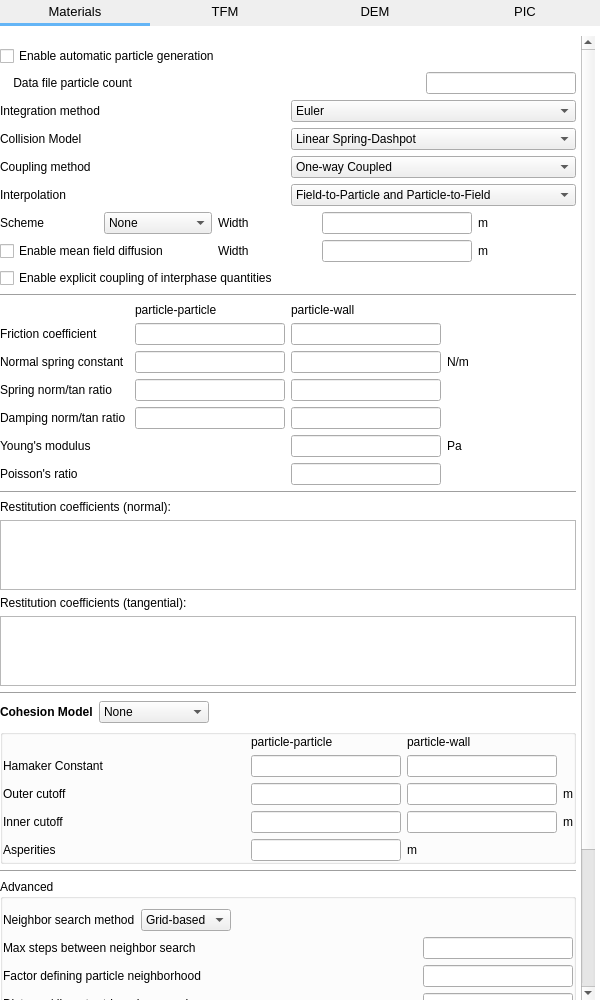
This is mfixgui/uifiles/solids.ui in truongd8593/mfix as Qt 5 draws it before an edit. The edited form follows.
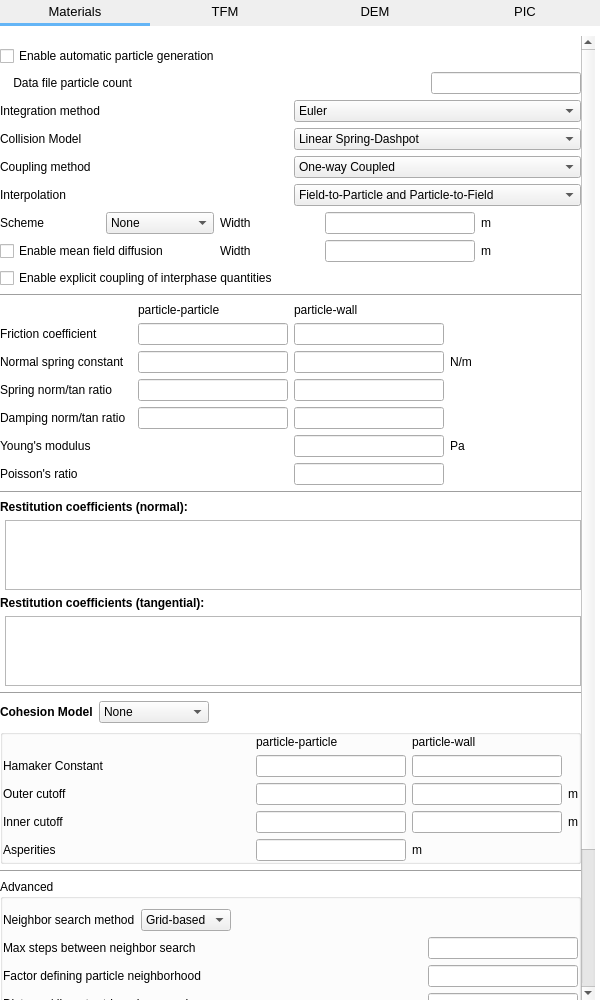
This is the edited form. The open tabs and pages were chosen to show the change. Custom widgets are drawn as their Qt base class.

Commit message: improve appearance of des_{en|et}_input tables

```diff
--- a/mfixgui/uifiles/solids.ui
+++ b/mfixgui/uifiles/solids.ui
@@ -1680,7 +1680,7 @@
             <number>10</number>
            </property>
            <property name="rightMargin">
-            <number>5</number>
+            <number>0</number>
            </property>
            <property name="bottomMargin">
             <number>0</number>
@@ -2127,12 +2127,36 @@
            </item>
            <item>
             <widget class="QLabel" name="label_des_en_input">
+             <property name="font">
+              <font>
+               <weight>75</weight>
+               <bold>true</bold>
+              </font>
+             </property>
              <property name="text">
               <string>Restitution coefficients (normal):</string>
              </property>
             </widget>
            </item>
            <item>
+            <layout class="QHBoxLayout" name="horizontalLayout_35">
+             <item>
+              <spacer name="horizontalSpacer_9">
+               <property name="orientation">
+                <enum>Qt::Horizontal</enum>
+               </property>
+               <property name="sizeType">
+                <enum>QSizePolicy::Fixed</enum>
+               </property>
+               <property name="sizeHint" stdset="0">
+                <size>
+                 <width>5</width>
+                 <height>0</height>
+                </size>
+               </property>
+              </spacer>
+             </item>
+             <item>
             <widget class="QTableWidget" name="tablewidget_des_en_input">
              <property name="sizePolicy">
               <sizepolicy hsizetype="Expanding" vsizetype="Preferred">
@@ -2149,9 +2173,6 @@
              <property name="selectionMode">
               <enum>QAbstractItemView::NoSelection</enum>
              </property>
-             <attribute name="horizontalHeaderVisible">
-              <bool>false</bool>
-             </attribute>
              <attribute name="horizontalHeaderCascadingSectionResizes">
               <bool>true</bool>
              </attribute>
@@ -2162,15 +2183,41 @@
               <bool>false</bool>
              </attribute>
             </widget>
+             </item>
+            </layout>
            </item>
            <item>
             <widget class="QLabel" name="label_des_et_input">
+             <property name="font">
+              <font>
+               <weight>75</weight>
+               <bold>true</bold>
+              </font>
+             </property>
              <property name="text">
               <string>Restitution coefficients (tangential):</string>
              </property>
             </widget>
            </item>
            <item>
+            <layout class="QHBoxLayout" name="horizontalLayout_36">
+             <item>
+              <spacer name="horizontalSpacer_10">
+               <property name="orientation">
+                <enum>Qt::Horizontal</enum>
+               </property>
+               <property name="sizeType">
+                <enum>QSizePolicy::Fixed</enum>
+               </property>
+               <property name="sizeHint" stdset="0">
+                <size>
+                 <width>5</width>
+                 <height>0</height>
+                </size>
+               </property>
+              </spacer>
+             </item>
+             <item>
             <widget class="QTableWidget" name="tablewidget_des_et_input">
              <property name="sizePolicy">
               <sizepolicy hsizetype="Expanding" vsizetype="Preferred">
@@ -2187,9 +2234,6 @@
              <property name="selectionMode">
               <enum>QAbstractItemView::NoSelection</enum>
              </property>
-             <attribute name="horizontalHeaderVisible">
-              <bool>false</bool>
-             </attribute>
              <attribute name="horizontalHeaderCascadingSectionResizes">
               <bool>true</bool>
              </attribute>
@@ -2200,6 +2244,8 @@
               <bool>false</bool>
              </attribute>
             </widget>
+             </item>
+            </layout>
            </item>
            <item>
             <widget class="Line" name="line_3">
```
Left out of the diff: 3 changed lines with no effect on the pictures. Lines whose indentation alone changed are shown as unchanged. The commit also changes 1 other file.
